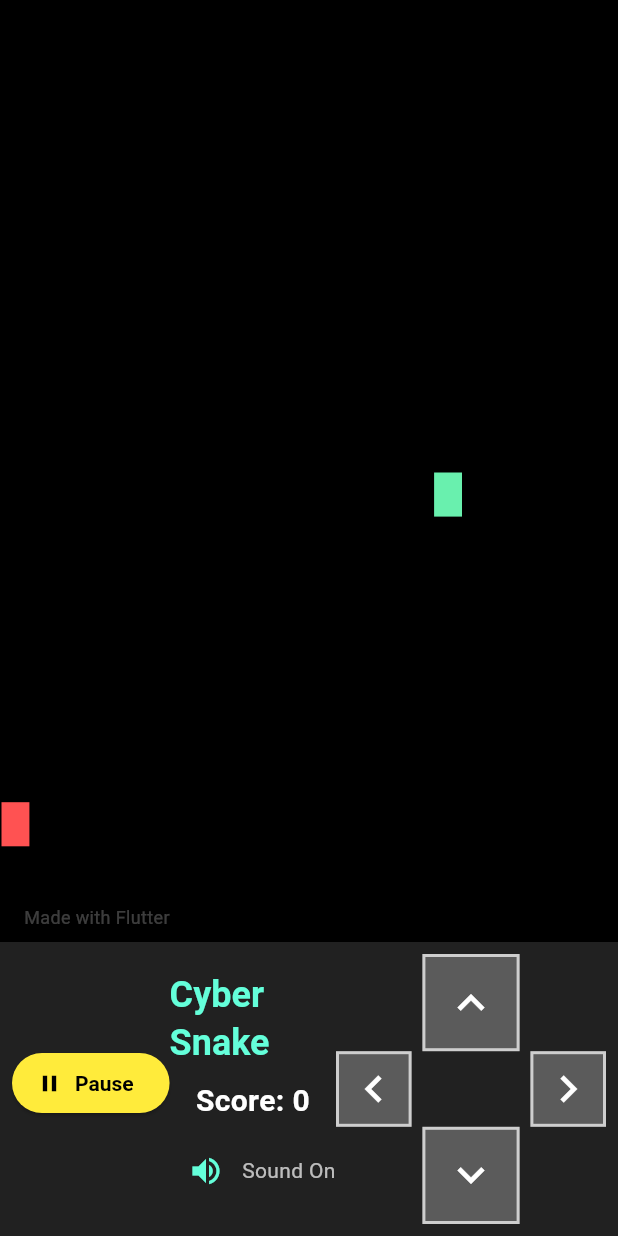
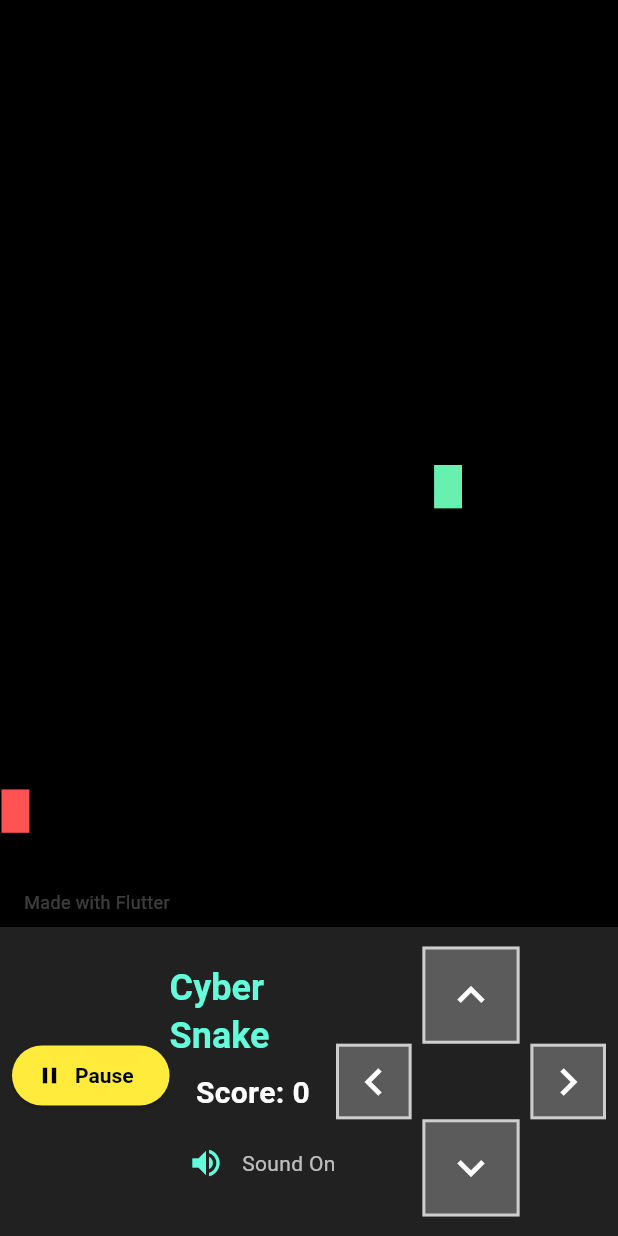
Before and after one commit to IvanPetrovicCyberUnited/flutter_snake_game, a Flutter app: the first screen one second after launch, on a phone screen of 412 x 824 dp. Run offline on Flutter 3.47's test engine with Material 3 defaults, Android fonts, the phone set to English and light mode, and no system bars; our stand-ins replace audioplayers; missing offline and left inert: dart:html.

Commit message:
menu area always uses 25% of the screen height (never less than the D-pad size on mobile)

```diff
--- a/lib/main.dart
+++ b/lib/main.dart
@@ -211,11 +211,22 @@ class _SnakeGamePageState extends State<SnakeGamePage>
     // --- MENU LAYOUT REFACTOR ---
     // D-pad size (should match dpad.dart default for mobile)
     final double dpadSize = _isMobile ? 180 : 0;
+    final double menuFraction = 0.25;
     return Scaffold(
-      body: Column(
+      body: LayoutBuilder(
+        builder: (context, constraints) {
+          final double totalHeight = constraints.maxHeight;
+          final double menuAreaHeight = _isMobile
+              ? (totalHeight * menuFraction < dpadSize
+                  ? dpadSize
+                  : totalHeight * menuFraction)
+              : totalHeight * menuFraction;
+          final double gameAreaHeight = totalHeight - menuAreaHeight;
+          return Column(
             children: [
-          // Game Area
-          Expanded(
+              // Game Area (75%)
+              SizedBox(
+                height: gameAreaHeight,
                 child: Container(
                   color: Colors.black,
                   child: Stack(
@@ -367,14 +378,14 @@ class _SnakeGamePageState extends State<SnakeGamePage>
                               SizedBox(height: 8),
                               Text(
                                 'Use arrow keys to move',
-                            style:
-                                TextStyle(color: Colors.white70, fontSize: 14),
+                                style: TextStyle(
+                                    color: Colors.white70, fontSize: 14),
                               ),
                               SizedBox(height: 4),
                               Text(
                                 'Press Enter to pause the game',
-                            style:
-                                TextStyle(color: Colors.white70, fontSize: 14),
+                                style: TextStyle(
+                                    color: Colors.white70, fontSize: 14),
                               ),
                             ],
                           ),
@@ -392,11 +403,13 @@ class _SnakeGamePageState extends State<SnakeGamePage>
                   ),
                 ),
               ),
-          // Menu Row (moved to bottom)
-          Container(
+              // Menu Row (25%)
+              SizedBox(
+                height: menuAreaHeight,
+                child: Container(
                   color: Colors.grey[900],
-            constraints: BoxConstraints(minHeight: dpadSize),
-            padding: const EdgeInsets.symmetric(horizontal: 8, vertical: 8),
+                  padding:
+                      const EdgeInsets.symmetric(horizontal: 8, vertical: 8),
                   child: Row(
                     crossAxisAlignment: CrossAxisAlignment.center,
                     children: [
@@ -409,13 +422,14 @@ class _SnakeGamePageState extends State<SnakeGamePage>
                             Padding(
                               padding: const EdgeInsets.only(bottom: 8.0),
                               child: ElevatedButton.icon(
-                          icon: Icon(paused ? Icons.play_arrow : Icons.pause),
+                                icon: Icon(
+                                    paused ? Icons.play_arrow : Icons.pause),
                                 label: Text(paused ? 'Resume' : 'Pause'),
                                 style: ElevatedButton.styleFrom(
                                   backgroundColor: Colors.yellow,
                                   foregroundColor: Colors.black,
-                            textStyle:
-                                const TextStyle(fontWeight: FontWeight.bold),
+                                  textStyle: const TextStyle(
+                                      fontWeight: FontWeight.bold),
                                 ),
                                 onPressed: () {
                                   setState(() {
@@ -433,8 +447,8 @@ class _SnakeGamePageState extends State<SnakeGamePage>
                                 style: ElevatedButton.styleFrom(
                                   backgroundColor: Colors.tealAccent,
                                   foregroundColor: Colors.black,
-                            textStyle:
-                                const TextStyle(fontWeight: FontWeight.bold),
+                                  textStyle: const TextStyle(
+                                      fontWeight: FontWeight.bold),
                                 ),
                                 onPressed: () {
                                   if (kIsWeb) {
@@ -450,13 +464,15 @@ class _SnakeGamePageState extends State<SnakeGamePage>
                       // Center: Title, Score, Sound
                       Expanded(
                         child: Column(
-                    mainAxisSize: MainAxisSize.min,
+                          mainAxisAlignment: MainAxisAlignment.center,
                           crossAxisAlignment: CrossAxisAlignment.center,
                           children: [
                             Text(
                               'Cyber Snake',
-                        style:
-                            Theme.of(context).textTheme.headlineSmall?.copyWith(
+                              style: Theme.of(context)
+                                  .textTheme
+                                  .headlineSmall
+                                  ?.copyWith(
                                     color: Colors.tealAccent,
                                     fontWeight: FontWeight.bold,
                                   ),
@@ -476,7 +492,9 @@ class _SnakeGamePageState extends State<SnakeGamePage>
                               children: [
                                 IconButton(
                                   icon: Icon(
-                              soundOn ? Icons.volume_up : Icons.volume_off,
+                                    soundOn
+                                        ? Icons.volume_up
+                                        : Icons.volume_off,
                                     color: Colors.tealAccent,
                                   ),
                                   tooltip: soundOn ? 'Mute' : 'Unmute',
@@ -507,8 +525,8 @@ class _SnakeGamePageState extends State<SnakeGamePage>
                                 padding: EdgeInsets.only(top: 8.0),
                                 child: Text(
                                   'Paused',
-                            style:
-                                TextStyle(color: Colors.yellow, fontSize: 16),
+                                  style: TextStyle(
+                                      color: Colors.yellow, fontSize: 16),
                                 ),
                               ),
                           ],
@@ -531,7 +549,10 @@ class _SnakeGamePageState extends State<SnakeGamePage>
                     ],
                   ),
                 ),
+              ),
             ],
+          );
+        },
       ),
     );
   }
```
Lines whose indentation alone changed are shown as unchanged.
